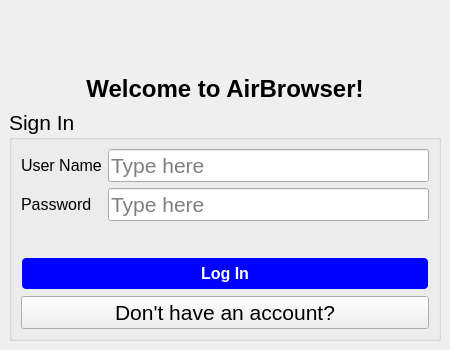
Harlamis/QtAirBrowser, file mainwindow.ui: the form before one commit.
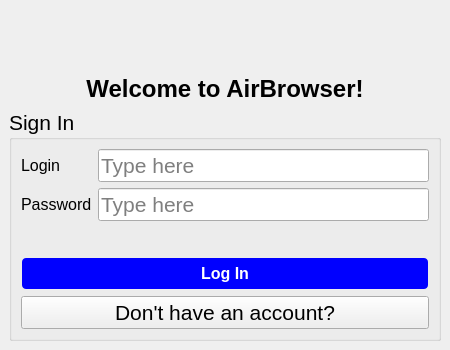
The form after the commit.

Commit message: fix register window appearance logic

The edit to the form file:
```diff
--- a/mainwindow.ui
+++ b/mainwindow.ui
@@ -58,7 +58,7 @@
             </font>
            </property>
            <property name="text">
-            <string>User Name</string>
+            <string>Login</string>
            </property>
           </widget>
          </item>
```
Left out of the diff: 6 changed lines with no effect on the pictures. The commit also changes 2 other files.
